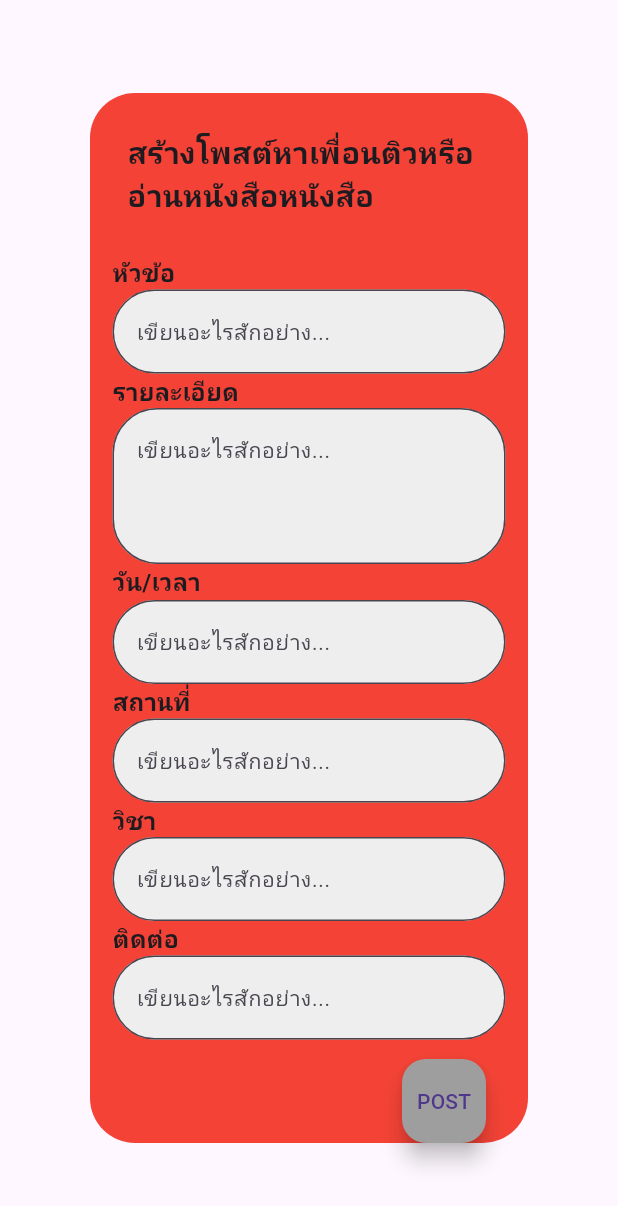
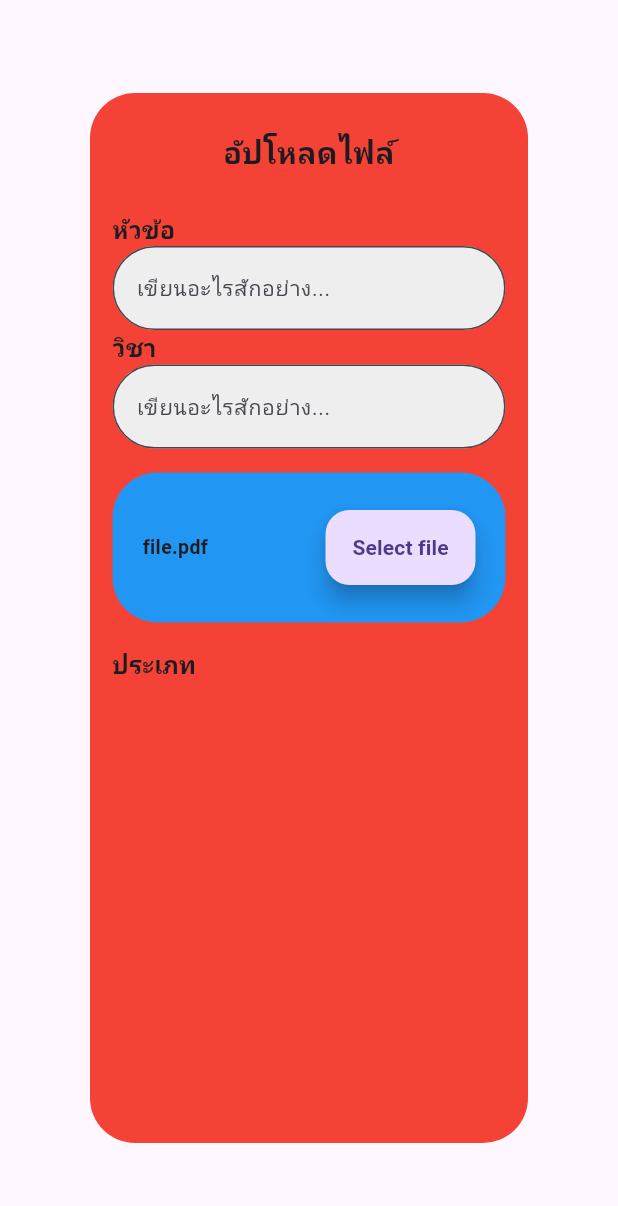
Before and after one commit to Folkchayutpong/TU_ON, a Flutter app: the screen it shows after launch, on a phone screen of 412 x 824 dp. Shown: the top 1206 px of the screen. Run offline on Flutter 3.47's test engine with Material 3 defaults, Android fonts, the light colour scheme and no system bars; our stand-ins replace file_picker.

Commit message:
commit 2

```diff
--- /dev/null
+++ b/mytuon/lib/Asset/FileBox.dart
@@ -0,0 +1,135 @@
+import 'package:file_picker/file_picker.dart';
+import 'package:flutter/material.dart';
+
+class FileBox extends StatefulWidget {
+  const FileBox({super.key});
+
+  @override
+  State<FileBox> createState() => _FileBoxState();
+}
+
+class _FileBoxState extends State<FileBox> {
+  PlatformFile? pickedFile;
+  String? aText;
+
+  Future<void> selectFile() async {
+    final result = await FilePicker.platform.pickFiles();
+    if (result != null) {
+      setState(() {
+        pickedFile = result.files.first;
+        aText = pickedFile!.name;
+        aText = aText?.substring(0, 15);
+        aText = "$aText...";
+      });
+    }
+  }
+
+  @override
+  Widget build(BuildContext context) {
+    return Center(
+      child: Container(
+        decoration: BoxDecoration(
+            color: Colors.red, borderRadius: BorderRadius.circular(30.0)),
+        height: 700,
+        width: 450,
+        child: Column(
+          children: [
+            const Padding(
+              padding: EdgeInsets.all(25.0),
+              child: Text("อัปโหลดไฟล์",
+                  style:
+                      TextStyle(fontWeight: FontWeight.bold, fontSize: 20.0)),
+            ),
+            Padding(
+              padding: EdgeInsets.only(left: 15.0, right: 15),
+              child: Column(
+                children: [
+                  const Align(
+                      alignment: Alignment.centerLeft,
+                      child: Text("หัวข้อ",
+                          style: TextStyle(
+                              fontWeight: FontWeight.bold, fontSize: 16))),
+                  TextFormField(
+                    decoration: InputDecoration(
+                      hintText: "เขียนอะไรสักอย่าง...",
+                      hintStyle: TextStyle(fontSize: 14),
+                      border: OutlineInputBorder(
+                        borderRadius: BorderRadius.circular(30.0),
+                      ),
+                      filled: true,
+                      fillColor: Colors.grey[200],
+                    ),
+                  ),
+                  const Align(
+                      alignment: Alignment.centerLeft,
+                      child: Text("วิชา",
+                          style: TextStyle(
+                              fontWeight: FontWeight.bold, fontSize: 16))),
+                  TextFormField(
+                    decoration: InputDecoration(
+                      hintText: "เขียนอะไรสักอย่าง...",
+                      hintStyle: TextStyle(fontSize: 14),
+                      border: OutlineInputBorder(
+                        borderRadius: BorderRadius.circular(30.0),
+                      ),
+                      filled: true,
+                      fillColor: Colors.grey[200],
+                    ),
+                  ),
+                  SizedBox(
+                    height: 16,
+                  ),
+                  Align(
+                    alignment: Alignment.centerLeft,
+                    child: Container(
+                      decoration: BoxDecoration(
+                          color: Colors.blue,
+                          borderRadius: BorderRadius.circular(30.0)),
+                      height: 100,
+                      width: 300,
+                      child: Padding(
+                        padding: const EdgeInsets.all(20.0),
+                        child: Row(
+                          crossAxisAlignment: CrossAxisAlignment.center,
+                          children: [
+                            Text(aText ?? 'file.pdf',
+                                style: TextStyle(
+                                    fontWeight: FontWeight.bold, fontSize: 13)),
+                            Spacer(),
+                            SizedBox(
+                              height: 50, // กำหนดความสูงของปุ่ม
+                              width: 100, // กำหนดความกว้างของปุ่ม
+                              child: FloatingActionButton(
+                                onPressed: () async {
+                                  await selectFile();
+                                },
+                                child: Text('Select file',
+                                    style: TextStyle(
+                                        fontWeight: FontWeight.bold,
+                                        fontSize: 14)),
+                              ),
+                            ),
+                          ],
+                        ),
+                      ),
+                    ),
+                  ),
+                  SizedBox(
+                    height: 16,
+                  ),
+                  Row(
+                    children: [
+                      Text("ประเภท",
+                          style: TextStyle(
+                              fontWeight: FontWeight.bold, fontSize: 16))
+                    ],
+                  )
+                ],
+              ),
+            ),
+          ],
+        ),
+      ),
+    );
+  }
+}
--- a/mytuon/lib/main.dart
+++ b/mytuon/lib/main.dart
@@ -12,7 +12,7 @@
       home: Scaffold(
         body: Padding(
           padding: EdgeInsets.all(60.0),
-          child: MsgBox(),
+          child: MyHomePage(),
         ),
       ),
     );
--- a/mytuon/lib/screen/homepage.dart
+++ b/mytuon/lib/screen/homepage.dart
@@ -1,148 +1,17 @@
 import 'package:flutter/material.dart';
+import 'package:mytuon/Asset/FileBox.dart';
+import 'package:mytuon/Asset/PostBox.dart';
 
-class MsgBox extends StatefulWidget {
-  const MsgBox({super.key});
+class MyHomePage extends StatefulWidget {
+  const MyHomePage({super.key});
 
   @override
-  State<MsgBox> createState() => _MsgBoxState();
+  State<MyHomePage> createState() => _MyHomePageState();
 }
 
-class _MsgBoxState extends State<MsgBox> {
+class _MyHomePageState extends State<MyHomePage> {
   @override
   Widget build(BuildContext context) {
-    return Center(
-      child: Container(
-        decoration: BoxDecoration(
-            color: Colors.red, borderRadius: BorderRadius.circular(30.0)),
-        height: 700,
-        width: 450,
-        child: Column(
-          children: [
-            const Padding(
-              padding: EdgeInsets.all(25.0),
-              child: Text("สร้างโพสต์หาเพื่อนติวหรืออ่านหนังสือหนังสือ",
-                  style:
-                      TextStyle(fontWeight: FontWeight.bold, fontSize: 20.0)),
-            ),
-            Padding(
-              padding: EdgeInsets.only(left: 15.0, right: 15),
-              child: Column(
-                children: [
-                  const Align(
-                      alignment: Alignment.centerLeft,
-                      child: Text("หัวข้อ",
-                          style: TextStyle(
-                              fontWeight: FontWeight.bold, fontSize: 16))),
-                  TextFormField(
-                    decoration: InputDecoration(
-                      hintText: "เขียนอะไรสักอย่าง...",
-                      hintStyle: TextStyle(fontSize: 14),
-                      border: OutlineInputBorder(
-                        borderRadius: BorderRadius.circular(30.0),
-                      ),
-                      filled: true,
-                      fillColor: Colors.grey[200],
-                    ),
-                  ),
-                  const Align(
-                      alignment: Alignment.centerLeft,
-                      child: Text("รายละเอียด",
-                          style: TextStyle(
-                              fontWeight: FontWeight.bold, fontSize: 16))),
-                  TextFormField(
-                    maxLines:
-                        3, // ระบุจำนวนบรรทัดสูงสุดที่ให้กล่องรับข้อความได้
-                    decoration: InputDecoration(
-                      hintText: "เขียนอะไรสักอย่าง...",
-                      hintStyle: TextStyle(fontSize: 14),
-                      border: OutlineInputBorder(
-                        borderRadius: BorderRadius.circular(30.0),
-                      ),
-                      filled: true,
-                      fillColor: Colors.grey[200],
-                    ),
-                  ),
-                  const Align(
-                      alignment: Alignment.centerLeft,
-                      child: Text("วัน/เวลา",
-                          style: TextStyle(
-                              fontWeight: FontWeight.bold, fontSize: 16))),
-                  TextFormField(
-                    decoration: InputDecoration(
-                      hintText: "เขียนอะไรสักอย่าง...",
-                      hintStyle: TextStyle(fontSize: 14),
-                      border: OutlineInputBorder(
-                        borderRadius: BorderRadius.circular(30.0),
-                      ),
-                      filled: true,
-                      fillColor: Colors.grey[200],
-                    ),
-                  ),
-                  const Align(
-                      alignment: Alignment.centerLeft,
-                      child: Text("สถานที่",
-                          style: TextStyle(
-                              fontWeight: FontWeight.bold, fontSize: 16))),
-                  TextFormField(
-                    decoration: InputDecoration(
-                      hintText: "เขียนอะไรสักอย่าง...",
-                      hintStyle: TextStyle(fontSize: 14),
-                      border: OutlineInputBorder(
-                        borderRadius: BorderRadius.circular(30.0),
-                      ),
-                      filled: true,
-                      fillColor: Colors.grey[200],
-                    ),
-                  ),
-                  const Align(
-                      alignment: Alignment.centerLeft,
-                      child: Text("วิชา",
-                          style: TextStyle(
-                              fontWeight: FontWeight.bold, fontSize: 16))),
-                  TextFormField(
-                    decoration: InputDecoration(
-                      hintText: "เขียนอะไรสักอย่าง...",
-                      hintStyle: TextStyle(fontSize: 14),
-                      border: OutlineInputBorder(
-                        borderRadius: BorderRadius.circular(30.0),
-                      ),
-                      filled: true,
-                      fillColor: Colors.grey[200],
-                    ),
-                  ),
-                  const Align(
-                      alignment: Alignment.centerLeft,
-                      child: Text("ติดต่อ",
-                          style: TextStyle(
-                              fontWeight: FontWeight.bold, fontSize: 16))),
-                  TextFormField(
-                    decoration: InputDecoration(
-                      hintText: "เขียนอะไรสักอย่าง...",
-                      hintStyle: TextStyle(fontSize: 14),
-                      border: OutlineInputBorder(
-                        borderRadius: BorderRadius.circular(30.0),
-                      ),
-                      filled: true,
-                      fillColor: Colors.grey[200],
-                    ),
-                  ),
-                  Padding(
-                    padding: const EdgeInsets.all(13.0),
-                    child: Align(
-                      alignment: Alignment.centerRight,
-                      child: FloatingActionButton(
-                        child: const Text("POST"),
-                        backgroundColor: Colors.grey,
-                        onPressed: () {},
-                      ),
-                    ),
-                  )
-                ],
-              ),
-            ),
-          ],
-        ),
-      ),
-    );
+    return FileBox();
   }
 }
--- a/mytuon/pubspec.yaml
+++ b/mytuon/pubspec.yaml
@@ -36,6 +36,7 @@ dependencies:
   # Use with the CupertinoIcons class for iOS style icons.
   cupertino_icons: ^1.0.2
   provider: ^6.1.2
+  file_picker: ^8.0.0+1
 
 dev_dependencies:
   flutter_test:
```
Also changed, not shown: mytuon/lib/Asset/PostBox.dart (added, +78 -0 lines), mytuon/pubspec.lock, 1 other file.
